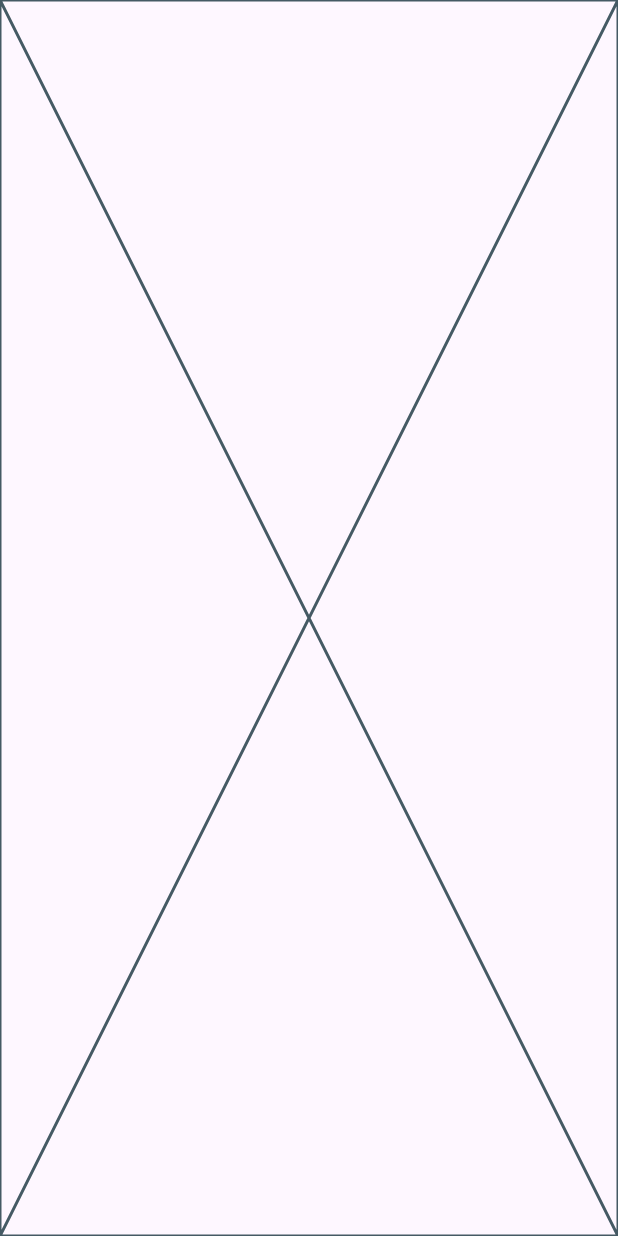
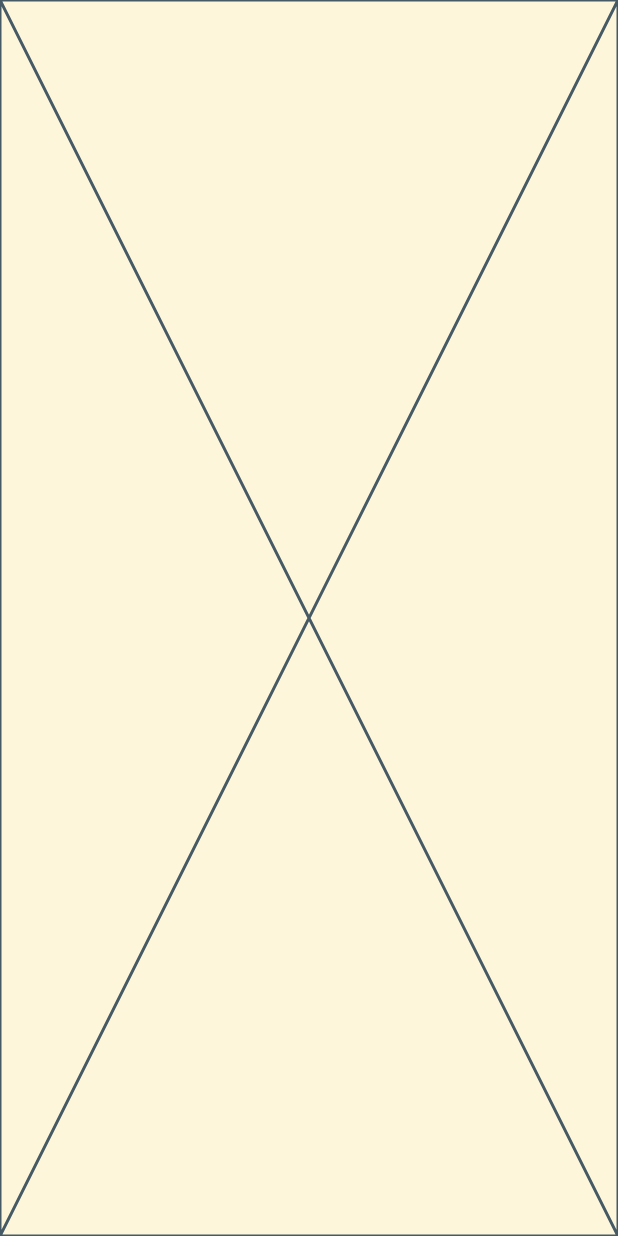
Before and after one commit to MohamedAliShosha/Toku, a Flutter app: the screen it shows after launch, on a phone screen of 412 x 824 dp. Run offline on Flutter 3.47's test engine with Material 3 defaults, Android fonts, the phone set to English and light mode, and no system bars.

Commit message:
refactor: update color constants in ColorsManager and apply kPrimaryColor in HomeView

```diff
--- a/lib/core/utils/colors_manager.dart
+++ b/lib/core/utils/colors_manager.dart
@@ -1,7 +1,7 @@
 import 'package:flutter/material.dart';
 
 abstract class ColorsManager {
-  static const kWhiteColor = Color(0xffFEF6DB);
+  static const kPrimaryColor = Color(0xffFEF6DB);
   static const kBrownColor = Color(0xff46322B);
   static const kOrangeColor = Color(0xffEF9235);
   static const kGreenColor = Color(0xff558B37);
--- a/lib/features/home/presentation/views/home_view.dart
+++ b/lib/features/home/presentation/views/home_view.dart
@@ -1,4 +1,5 @@
 import 'package:flutter/material.dart';
+import 'package:toku2_app/core/utils/colors_manager.dart';
 import 'package:toku2_app/features/home/presentation/widgets/home_view_body.dart';
 
 class HomeView extends StatelessWidget {
@@ -7,6 +8,7 @@ class HomeView extends StatelessWidget {
   @override
   Widget build(BuildContext context) {
     return const Scaffold(
+      backgroundColor: ColorsManager.kPrimaryColor,
       body: HomeViewBody(),
     );
   }
```
